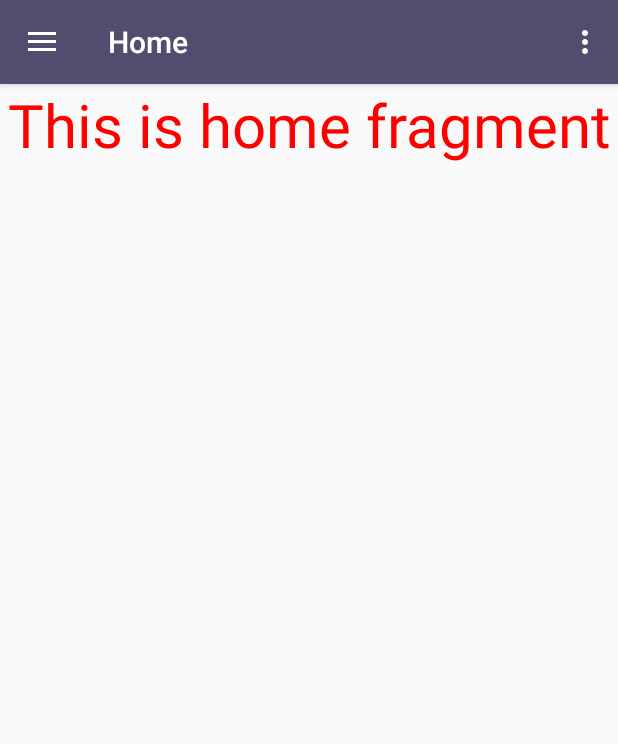
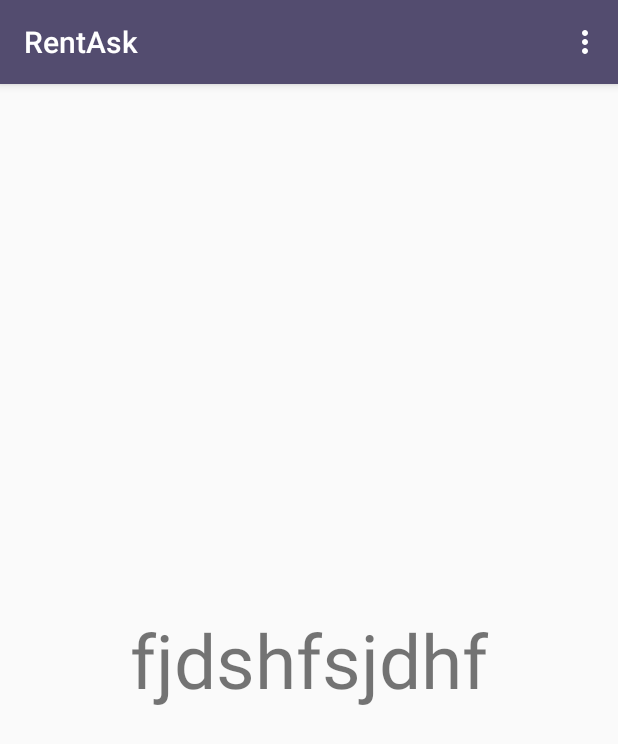
Before and after one commit to MonirDev/RentAsk, an Android app: the MainActivity screen opened directly, with no data from a screen before it, on a phone screen of 412 x 824 dp. Shown: the top 744 px of the screen. Run offline under Robolectric (Android 15) with nearby library versions, the phone set to English and light mode, and no system bars; our stand-ins replace navigation-ui.

Commit message:
pulled monirs changes

```diff
--- a/app/src/main/java/com/teamdakatia/rentask/MainActivity.java
+++ b/app/src/main/java/com/teamdakatia/rentask/MainActivity.java
@@ -41,9 +41,8 @@ public class MainActivity extends AppCompatActivity {
                 R.id.nav_tools, R.id.nav_share, R.id.nav_send)
                 .setDrawerLayout(drawer)
                 .build();
-        NavController navController = Navigation.findNavController(this, R.id.nav_host_fragment);
-        NavigationUI.setupActionBarWithNavController(this, navController, mAppBarConfiguration);
-        NavigationUI.setupWithNavController(navigationView, navController);
+
+
     }
 
     @Override
@@ -53,10 +52,4 @@ public class MainActivity extends AppCompatActivity {
         return true;
     }
 
-    @Override
-    public boolean onSupportNavigateUp() {
-        NavController navController = Navigation.findNavController(this, R.id.nav_host_fragment);
-        return NavigationUI.navigateUp(navController, mAppBarConfiguration)
-                || super.onSupportNavigateUp();
-    }
 }
--- a/app/src/main/java/com/teamdakatia/rentask/Splash_screen.java
+++ b/app/src/main/java/com/teamdakatia/rentask/Splash_screen.java
@@ -34,7 +34,7 @@ public class Splash_screen extends AppCompatActivity {
     private void doWork() {
         for(progress=20; progress<=100; progress = progress+40){
             try{
-                Thread.sleep(3000);
+                Thread.sleep(1000);
                 progressBar.setProgress((progress));
             }
             catch (InterruptedException e){
--- a/app/src/main/java/com/teamdakatia/rentask/ui/home/HomeFragment.java
+++ /dev/null
@@ -1,35 +0,0 @@
-package com.teamdakatia.rentask.ui.home;
-
-import android.os.Bundle;
-import android.view.LayoutInflater;
-import android.view.View;
-import android.view.ViewGroup;
-import android.widget.TextView;
-
-import androidx.annotation.Nullable;
-import androidx.annotation.NonNull;
-import androidx.fragment.app.Fragment;
-import androidx.lifecycle.Observer;
-import androidx.lifecycle.ViewModelProviders;
-
-import com.teamdakatia.rentask.R;
-
-public class HomeFragment extends Fragment {
-
-    private HomeViewModel homeViewModel;
-
-    public View onCreateView(@NonNull LayoutInflater inflater,
-                             ViewGroup container, Bundle savedInstanceState) {
-        homeViewModel =
-                ViewModelProviders.of(this).get(HomeViewModel.class);
-        View root = inflater.inflate(R.layout.fragment_home, container, false);
-        final TextView textView = root.findViewById(R.id.text_home);
-        homeViewModel.getText().observe(this, new Observer<String>() {
-            @Override
-            public void onChanged(@Nullable String s) {
-                textView.setText(s);
-            }
-        });
-        return root;
-    }
-}
--- a/app/src/main/java/com/teamdakatia/rentask/ui/home/HomeViewModel.java
+++ /dev/null
@@ -1,19 +0,0 @@
-package com.teamdakatia.rentask.ui.home;
-
-import androidx.lifecycle.LiveData;
-import androidx.lifecycle.MutableLiveData;
-import androidx.lifecycle.ViewModel;
-
-public class HomeViewModel extends ViewModel {
-
-    private MutableLiveData<String> mText;
-
-    public HomeViewModel() {
-        mText = new MutableLiveData<>();
-        mText.setValue("This is home fragment");
-    }
-
-    public LiveData<String> getText() {
-        return mText;
-    }
-}
--- a/app/src/main/res/layout/content_main.xml
+++ b/app/src/main/res/layout/content_main.xml
@@ -1,5 +1,5 @@
 <?xml version="1.0" encoding="utf-8"?>
-<androidx.constraintlayout.widget.ConstraintLayout xmlns:android="http://schemas.android.com/apk/res/android"
+<LinearLayout xmlns:android="http://schemas.android.com/apk/res/android"
     xmlns:app="http://schemas.android.com/apk/res-auto"
     xmlns:tools="http://schemas.android.com/tools"
     android:layout_width="match_parent"
@@ -7,7 +7,7 @@
     app:layout_behavior="@string/appbar_scrolling_view_behavior"
     tools:showIn="@layout/app_bar_main">
 
-    <fragment
+   <!-- <fragment
         android:id="@+id/nav_host_fragment"
         android:name="androidx.navigation.fragment.NavHostFragment"
         android:layout_width="match_parent"
@@ -16,7 +16,11 @@
         app:layout_constraintLeft_toLeftOf="parent"
         app:layout_constraintRight_toRightOf="parent"
         app:layout_constraintTop_toTopOf="parent"
-        app:navGraph="@navigation/mobile_navigation" />
-
-
-</androidx.constraintlayout.widget.ConstraintLayout>
+        app:navGraph="@navigation/mobile_navigation" />-->
+    <TextView
+        android:layout_width="match_parent"
+        android:layout_height="match_parent"
+        android:text="fjdshfsjdhf"
+        android:textSize="50sp"
+        android:gravity="center"/>
+</LinearLayout>
--- a/app/src/main/res/layout/fragment_home.xml
+++ /dev/null
@@ -1,14 +0,0 @@
-<?xml version="1.0" encoding="utf-8"?>
-<LinearLayout xmlns:android="http://schemas.android.com/apk/res/android"
-    xmlns:app="http://schemas.android.com/apk/res-auto"
-    android:layout_width="match_parent"
-    android:layout_height="match_parent">
-
-    <TextView
-        android:id="@+id/text_home"
-        android:layout_width="match_parent"
-        android:layout_height="wrap_content"
-        android:textSize="40sp"
-        android:textColor="#FF0000"
-        android:gravity="center"/>
-</LinearLayout>
```
